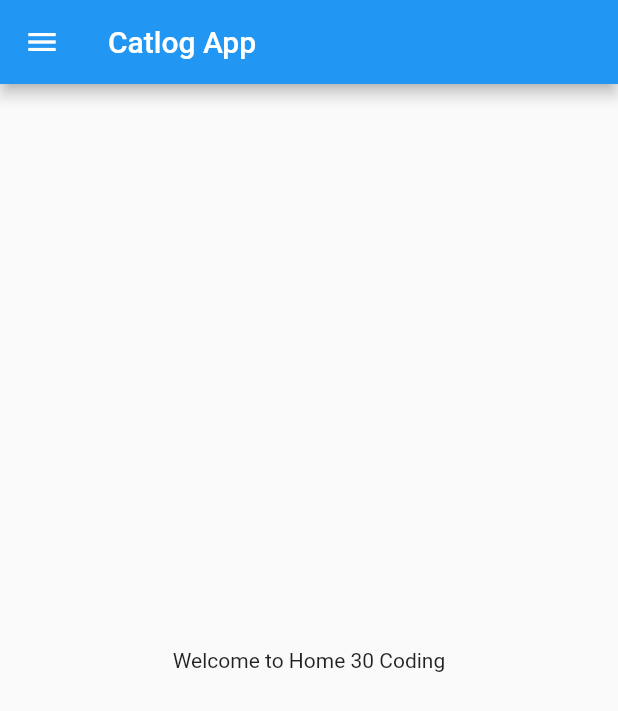
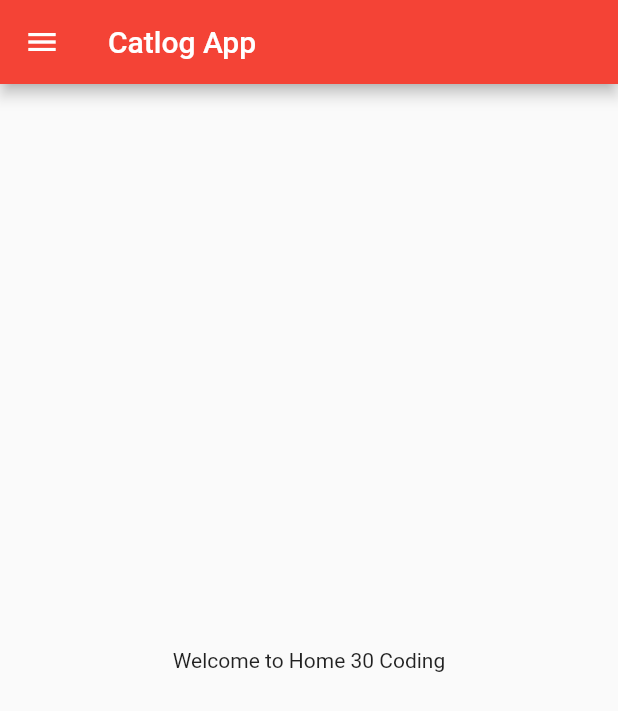
Before and after one commit to SandesH09568/fs1, a Flutter app: the screen it shows after launch, on a phone screen of 412 x 824 dp. Shown: the top 711 px of the screen. Run offline on Flutter 3.47's test engine with Material 2 defaults, Android fonts, the phone set to English and light mode, and no system bars.

Commit message:
session3 complete

```diff
--- a/lib/main.dart
+++ b/lib/main.dart
@@ -1,5 +1,6 @@
 import 'package:flutter/material.dart';
-import 'package:flutter_application_1/home_page.dart';
+import 'package:flutter_application_1/pages/home_page.dart';
+import 'package:flutter_application_1/pages/login_page.dart';
 
 void main() {
   runApp(MyApp());
@@ -11,7 +12,18 @@ class MyApp extends StatelessWidget {
   @override
   Widget build(BuildContext context) {
     return MaterialApp(
-      home: Homepage(),
+      // home: Homepage(),
+      themeMode: ThemeMode.light,
+      theme: ThemeData(primarySwatch: Colors.red),
+      // darkTheme: ThemeData(
+      //   brightness: Brightness.dark,
+      // ),
+      initialRoute: "/home",
+      routes: {
+        "/": (context) => Loginpage(),
+        "/home": (context) => Homepage(),
+        "/login": (contect) => Loginpage(),
+      },
     );
   }
 }
```
Also changed, not shown: lib/pages/login_page.dart (added, +18 -0 lines), lib/pages/home_page.dart (renamed from lib/home_page.dart).
